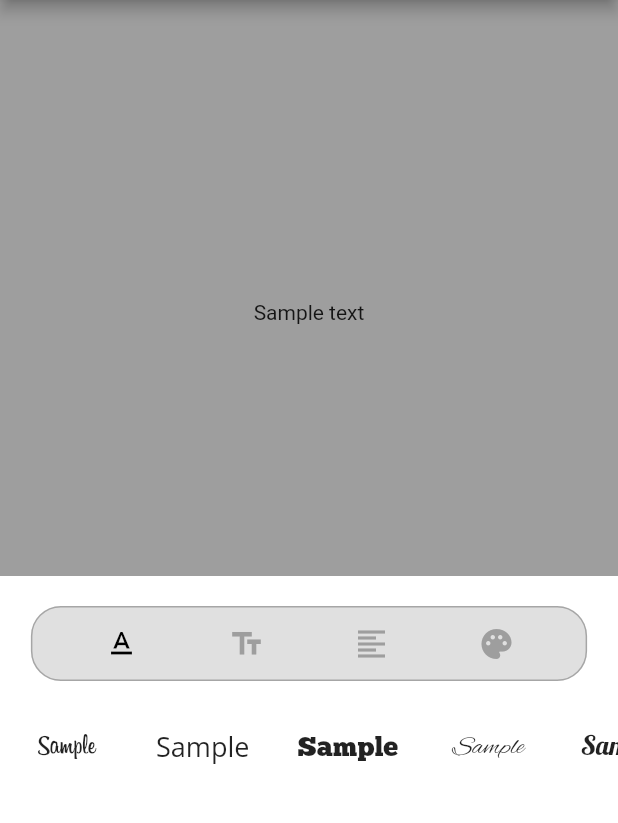
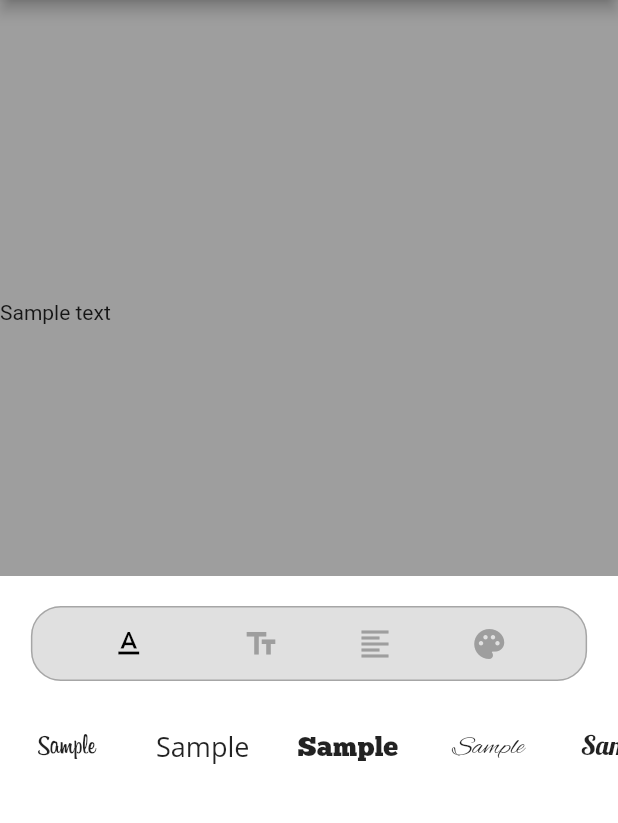
Before and after one commit to mehdizarepour/text-style-editor, a Flutter app: the screen it shows after launch, on a phone screen of 412 x 824 dp, the part 84-907 px from its top. Run offline on Flutter 3.47's test engine with Material 2 defaults, Android fonts, the phone set to English and light mode, and no system bars; our stand-ins replace flutter_colorpicker.

Commit message:
Add TextAlignmentTool class

```diff
--- a/example/lib/main.dart
+++ b/example/lib/main.dart
@@ -30,6 +30,7 @@ class MyHomePage extends StatefulWidget {
 
 class _MyHomePageState extends State<MyHomePage> {
   TextStyle textStyle;
+  TextAlign textAlign;
 
   @override
   void initState() {
@@ -51,7 +52,7 @@ class _MyHomePageState extends State<MyHomePage> {
                 padding: EdgeInsets.only(top: 200),
                 width: 500,
                 color: Colors.grey,
-                child: Text('Sample text', style: textStyle, textAlign: TextAlign.center,),
+                child: Text('Sample text', style: textStyle, textAlign: textAlign),
               )
             ),
             Expanded(
@@ -62,6 +63,11 @@ class _MyHomePageState extends State<MyHomePage> {
                     textStyle = value;
                   });
                 },
+                onTextAlignChanged: (value) {
+                  setState(() {
+                    textAlign = value;
+                  });
+                },
               )
             )
           ],
--- /dev/null
+++ b/lib/src/text_alignment_tool.dart
@@ -0,0 +1,58 @@
+import 'package:flutter/material.dart';
+
+class TextAlignmentTool extends StatefulWidget {
+  final TextAlign textAlign;
+  final Color activeColor;
+  final Color inActiveColor;
+  final ValueChanged<TextAlign> onTextAlignChanged;
+
+  TextAlignmentTool({@required this.onTextAlignChanged, this.textAlign, this.activeColor, this.inActiveColor});
+
+  @override
+  _TextAlignmentToolState createState() => _TextAlignmentToolState();
+}
+
+class _TextAlignmentToolState extends State<TextAlignmentTool> {
+  Color _color;
+  IconData _currentIcon = Icons.format_align_left;
+  TextAlign _currentTextAlingment = TextAlign.left;
+
+  @override
+  void initState() {
+    _color = widget.inActiveColor;
+
+    super.initState();
+  }
+
+  void _onChangeAlignment() {
+    setState(() {
+      _color = widget.inActiveColor;
+
+      switch (_currentTextAlingment) {
+        case TextAlign.left:
+          _currentTextAlingment = TextAlign.center;
+          widget.onTextAlignChanged(_currentTextAlingment);
+          _currentIcon = Icons.format_align_center;
+          break;
+        case TextAlign.center:
+          _currentTextAlingment = TextAlign.right;
+          widget.onTextAlignChanged(_currentTextAlingment);
+          _currentIcon = Icons.format_align_right;
+          break;
+        default:
+          _currentTextAlingment = TextAlign.left;
+          widget.onTextAlignChanged(_currentTextAlingment);
+          _currentIcon = Icons.format_align_left;
+      }
+    });
+  }
+
+  @override
+  Widget build(BuildContext context) {
+    return GestureDetector(
+      onTapDown: (_) => setState(() => _color = widget.activeColor),
+      onTapUp: (_) => _onChangeAlignment(),
+      child: Icon(_currentIcon, color: _color)
+    );
+  }
+}
--- a/lib/text_style_editor.dart
+++ b/lib/text_style_editor.dart
@@ -5,10 +5,12 @@ import 'src/font_color_tool.dart';
 import 'src/font_family_tool.dart';
 import 'src/font_size_tool.dart';
 import 'src/custom-text-style.dart';
+import 'src/text_alignment_tool.dart';
 
 class TextStyleEditor extends StatefulWidget {
   final TextStyle textStyle;
   final ValueChanged<TextStyle> onTextStyleChange;
+  final ValueChanged<TextAlign> onTextAlignChanged;
   final Color primaryColor;
   final Color secondaryColor;
   final double height;
@@ -16,6 +18,7 @@ class TextStyleEditor extends StatefulWidget {
   TextStyleEditor({
     @required this.textStyle,
     @required this.onTextStyleChange,
+    this.onTextAlignChanged,
     this.primaryColor = Colors.black12,
     this.secondaryColor = Colors.black26,
     this.height,
@@ -126,9 +129,10 @@ class _TextStyleEditorState extends State<TextStyleEditor> {
                       icon: Icon(Icons.text_fields, color: currentToolIndex == 2 ? activeToolColor : inActiveToolColor),
                       onPressed: () => _changeToolIndex(2)
                     ),
-                    IconButton(
-                      icon: Icon(Icons.format_align_left, color: currentToolIndex == 3 ? activeToolColor : inActiveToolColor),
-                      onPressed: () => _changeToolIndex(3)
+                    TextAlignmentTool(
+                      activeColor: activeToolColor,
+                      inActiveColor: inActiveToolColor,
+                      onTextAlignChanged: widget.onTextAlignChanged,
                     ),
                     IconButton(
                       icon: Icon(Icons.palette, color: currentToolIndex == 4 ? activeToolColor : inActiveToolColor),
```
